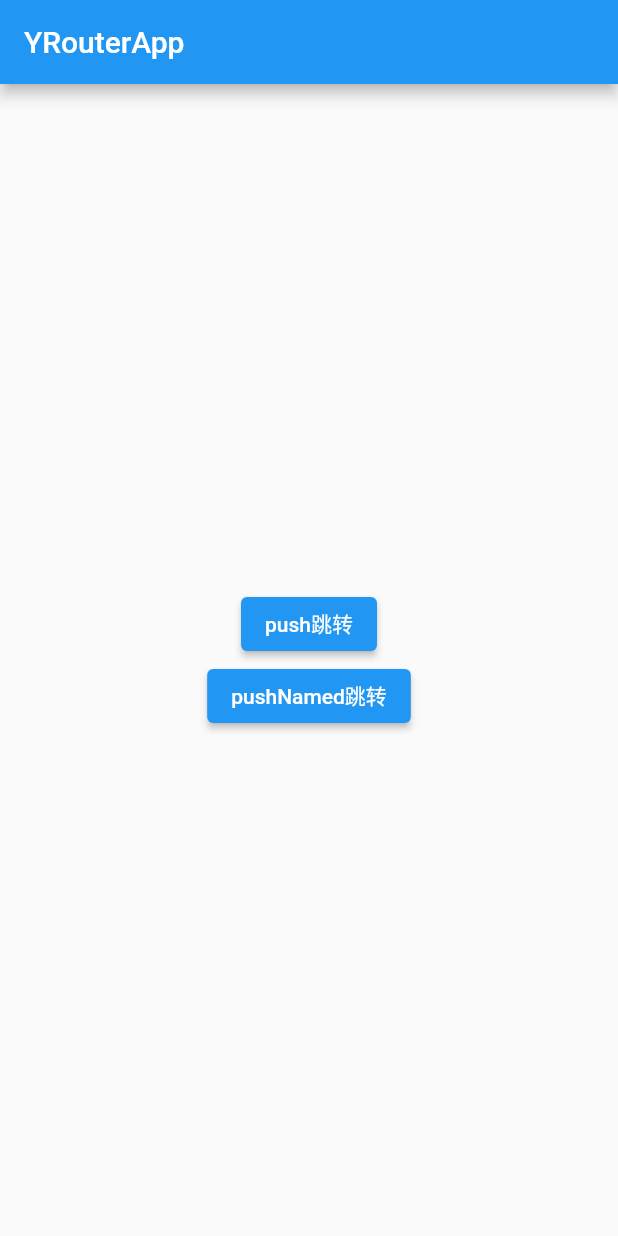
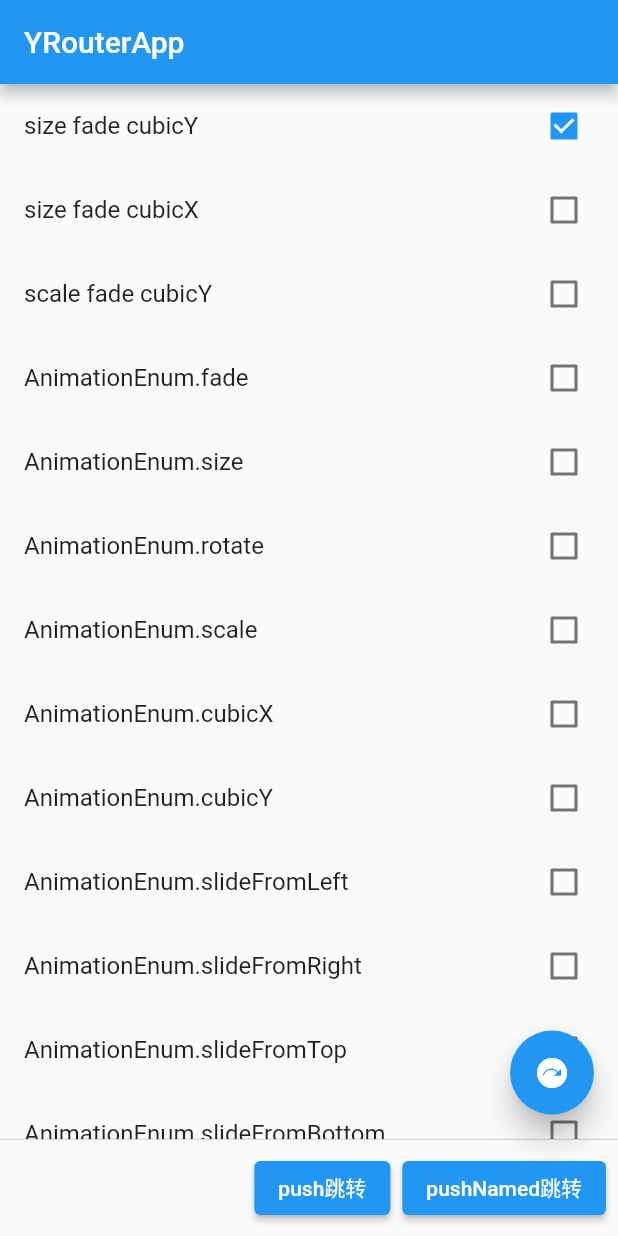
Before and after one commit to hy-liuyuzhe/YRouter, a Flutter app: the screen it shows after launch, on a phone screen of 412 x 824 dp. Run offline on Flutter 3.47's test engine with Material 2 defaults, Android fonts, the phone set to English and light mode, and no system bars.

Commit message:
完善 example 代码
Signed-off-by: liuyuzhe <15313482685@163.com>

```diff
--- a/example/github_yrouter/lib/main.dart
+++ b/example/github_yrouter/lib/main.dart
@@ -1,6 +1,9 @@
 import 'package:flutter/material.dart';
-import 'package:github_yrouter/second_page_widget.dart';
+import 'package:github_yrouter/src/second_page_widget.dart';
 import 'package:y_router/y_router.dart';
+
+import 'src/item_check_title_model.dart';
+import 'src/item_check_title_widget.dart';
 
 void main() {
   runApp(YRouterApp());
@@ -13,11 +16,13 @@ class YRouterApp extends StatelessWidget {
       theme: ThemeData(primaryColor: Colors.blue),
       debugShowCheckedModeBanner: false,
       onGenerateRoute: (settings) {
-
-        return YRouter.buildRoute(target: SecondPageWidget(), animationTypes: [
+        return YRouter.buildRoute(
+            target: SecondPageWidget(),
+            animationTypes: [
               AnimationEnum.size,
               AnimationEnum.fade,
-          AnimationEnum.cubicY],
+              AnimationEnum.cubicY
+            ],
             currentPage: settings.arguments as Widget,
             transitionMs: 2000);
       },
@@ -32,23 +37,65 @@ class ListViewWidget extends StatefulWidget {
 }
 
 class _ListViewWidgetState extends State<ListViewWidget> {
+
+  List<ItemCheckTitleModel> dataList = [];
+
+  @override
+  void initState() {
+    super.initState();
+    dataList.add(ItemCheckTitleModel.create(
+        title: "size fade cubicY",
+        checked: true,
+        types: [AnimationEnum.size, AnimationEnum.fade, AnimationEnum.cubicY]));
+
+    dataList.add(ItemCheckTitleModel.create(
+        title: "size fade cubicX",
+        types: [AnimationEnum.size, AnimationEnum.fade,AnimationEnum.cubicX]));
+
+    dataList.add(ItemCheckTitleModel.create(title: "scale fade cubicY", types: [
+      AnimationEnum.fade,
+      AnimationEnum.scale,
+      AnimationEnum.cubicX,
+    ]));
+
+    for (AnimationEnum type in AnimationEnum.values) {
+      dataList.add(
+          ItemCheckTitleModel.create(title: type.toString(), types: [type]));
+    }
+  }
+
+  List<AnimationEnum> get checkedTypeList {
+    Set<AnimationEnum> types = {};
+    for (var model in dataList) {
+      if (model.checked) types.addAll(model.types);
+    }
+    return types.toList();
+  }
+
   @override
   Widget build(BuildContext context) {
     return Scaffold(
         appBar: AppBar(
           title: Text("YRouterApp"),
         ),
-        body: Container(
-          width: MediaQuery.of(context).size.width,
-          child: Column(
-            mainAxisAlignment: MainAxisAlignment.center,
-            crossAxisAlignment: CrossAxisAlignment.center,
-            children: [
+        floatingActionButton: FloatingActionButton(
+          onPressed: () {
+            YRouter.push(
+                context: context,
+                types: checkedTypeList,
+                target: SecondPageWidget(),
+                durationMs: 2000,
+                currentPage: context.widget);
+          },
+          elevation: 8,
+          child: Icon(Icons.next_plan),
+        ),
+        persistentFooterButtons: [
           ElevatedButton(
               onPressed: () {
                 YRouter.push(
                     context: context,
-                        type: AnimationEnum.cubicY,
+                    types: checkedTypeList,
                     target: SecondPageWidget(),
                     durationMs: 1000,
                     currentPage: context.widget);
@@ -56,10 +103,18 @@ class _ListViewWidgetState extends State<ListViewWidget> {
               child: Text("push跳转")),
           ElevatedButton(
               onPressed: () {
-                    Navigator.pushNamed(context, "/simple", arguments: context.widget);
+                Navigator.pushNamed(context, "/simple",
+                    arguments: context.widget);
               },
               child: Text("pushNamed跳转")),
         ],
+        body: Container(
+          width: MediaQuery.of(context).size.width,
+          child: ListView.builder(
+            itemBuilder: (c, index) {
+              return ItemCheckTitleWidget(dataList[index]);
+            },
+            itemCount: dataList.length,
           ),
         ));
   }
--- /dev/null
+++ b/example/github_yrouter/lib/src/item_check_title_model.dart
@@ -0,0 +1,17 @@
+import 'package:y_router/y_router.dart';
+
+class ItemCheckTitleModel {
+  String title;
+
+  List<AnimationEnum> types;
+
+  bool checked;
+
+  ItemCheckTitleModel.create(
+      {required this.title, required this.types, this.checked = false});
+
+  @override
+  String toString() {
+    return 'ItemCheckTitleModel{title: $title, type: $types, checked: $checked}';
+  }
+}
--- /dev/null
+++ b/example/github_yrouter/lib/src/item_check_title_widget.dart
@@ -0,0 +1,30 @@
+import 'package:flutter/material.dart';
+import 'package:github_yrouter/src/item_check_title_model.dart';
+
+class ItemCheckTitleWidget extends StatefulWidget {
+  final ItemCheckTitleModel model;
+
+  const ItemCheckTitleWidget(this.model, {Key? key}) : super(key: key);
+
+  @override
+  _ItemCheckTitleWidgetState createState() => _ItemCheckTitleWidgetState();
+}
+
+class _ItemCheckTitleWidgetState extends State<ItemCheckTitleWidget> {
+
+  @override
+  Widget build(BuildContext context) {
+    var model = (context.widget as ItemCheckTitleWidget).model;
+    return Container(
+      child: CheckboxListTile(
+        title: Text(model.title),
+        onChanged: (bool? value) {
+          setState(() {
+            model.checked = value ??= false;
+          });
+        },
+        value: model.checked,
+      ),
+    );
+  }
+}
--- a/lib/src/yrouter.dart
+++ b/lib/src/yrouter.dart
@@ -4,9 +4,23 @@ import 'package:flutter/material.dart';
 import 'package:y_router/src/animation_enum.dart';
 
 class YRouter {
+  static Future<T?> simplePush<T extends Object?>(
+      {required BuildContext context,
+      required AnimationEnum type,
+      required Widget target,
+      Widget? currentPage,
+      int durationMs = 300}) {
+    return push(
+        context: context,
+        types: [type],
+        target: target,
+        currentPage: currentPage,
+        durationMs: durationMs);
+  }
+
   static Future<T?> push<T extends Object?>(
       {required BuildContext context,
-      required AnimationEnum type,
+      required List<AnimationEnum> types,
       required Widget target,
       Widget? currentPage,
       int durationMs = 300}) {
@@ -14,7 +28,7 @@ class YRouter {
         context,
         buildRoute(
             target: target,
-            animationTypes: [type],
+            animationTypes: types,
             currentPage: currentPage,
             transitionMs: durationMs,
             reverseTransitionMs: durationMs));
@@ -32,6 +46,7 @@ class YRouter {
       assert(currentPage != null);
     }
 
+    print("types= $animationTypes");
     return PageRouteBuilder(
         transitionDuration: Duration(milliseconds: transitionMs),
         reverseTransitionDuration: Duration(milliseconds: reverseTransitionMs),
```
Also changed, not shown: example/github_yrouter/lib/src/second_page_widget.dart (renamed from example/github_yrouter/lib/second_page_widget.dart), 2 other files. Lines whose indentation alone changed are shown as unchanged.
